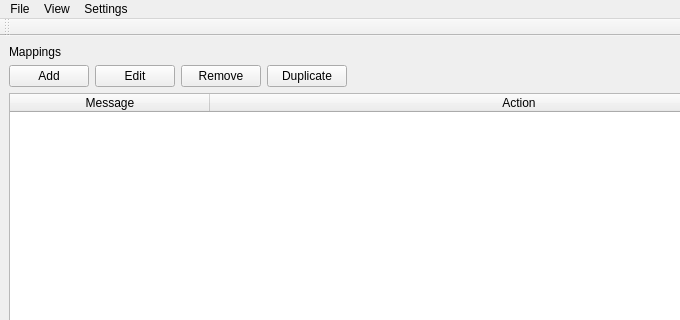
Old version of the form src/gui/forms/MainWindow.ui in the repository lpenguin/pyMidiMap; both pictures show x 0 to 680 and y 0 to 320 of the 838 by 600 pixel window.
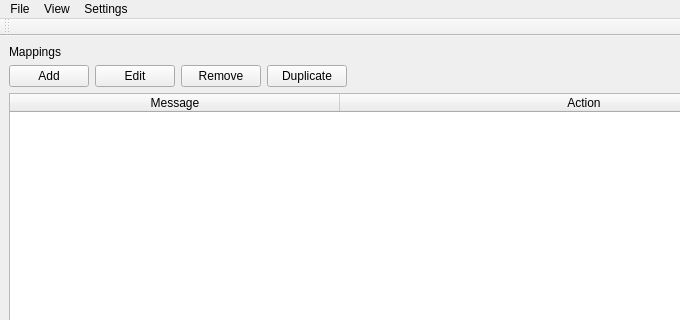
New version of the form. Custom widgets are drawn as their Qt base class.

```diff
--- a/src/gui/forms/MainWindow.ui
+++ b/src/gui/forms/MainWindow.ui
@@ -82,10 +82,10 @@
        <bool>true</bool>
       </attribute>
       <attribute name="horizontalHeaderDefaultSectionSize">
-       <number>200</number>
+       <number>330</number>
       </attribute>
       <attribute name="horizontalHeaderMinimumSectionSize">
-       <number>200</number>
+       <number>330</number>
       </attribute>
       <attribute name="horizontalHeaderStretchLastSection">
        <bool>true</bool>
```
Left out of the diff: 23 changed lines with no effect on the pictures.
